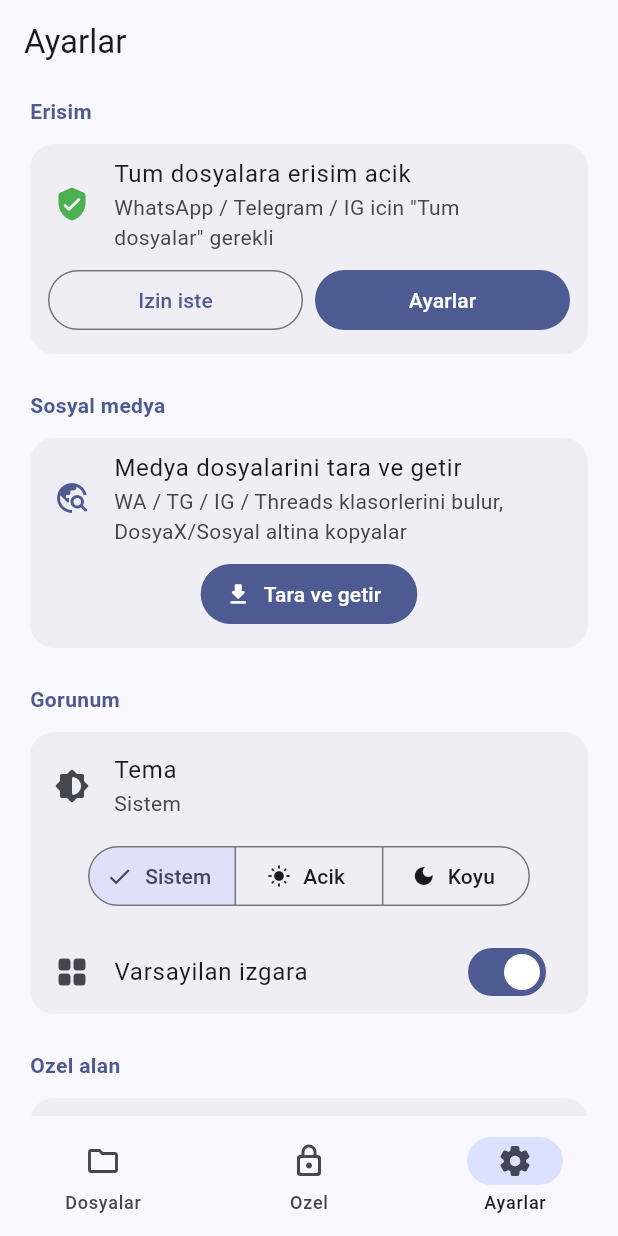
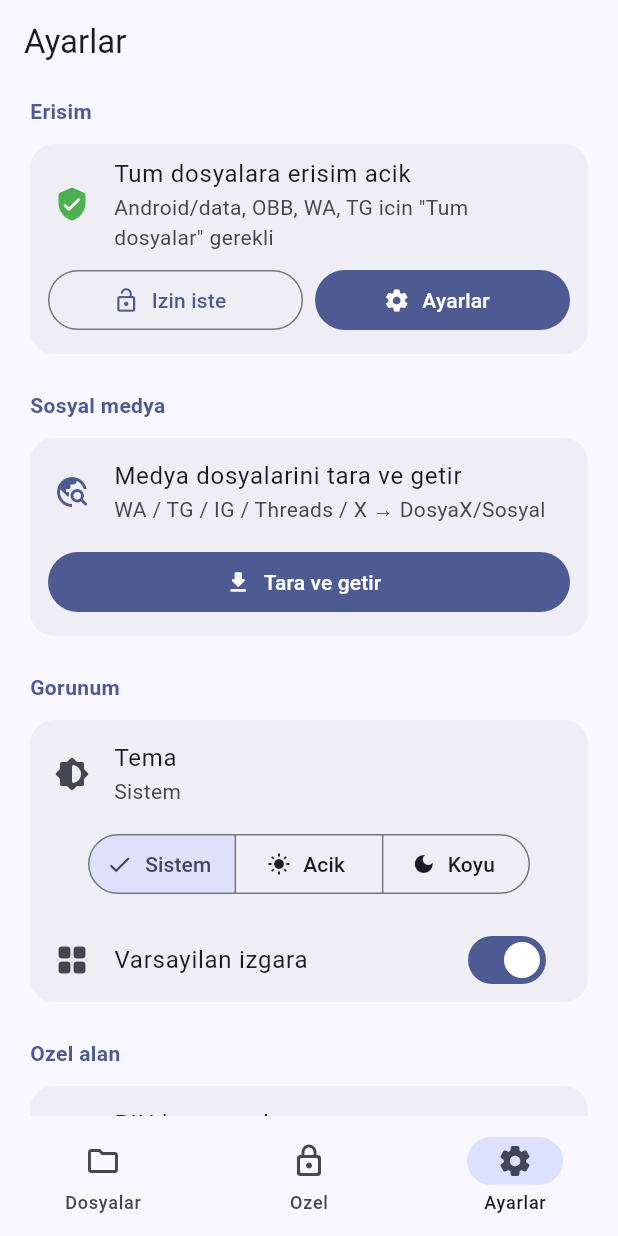
Before and after one commit to Lionapp1/DosyaX, a Flutter app: the screen it shows after launch, item 3 of the bottom bar chosen, on a phone screen of 412 x 824 dp. Run offline on Flutter 3.47's test engine with Material 3 defaults, Android fonts, the light colour scheme and no system bars; our stand-ins replace open_filex, permission_handler, share_plus, shared_preferences, video_player.

Commit message:
ui: settings about com.dosyax.app v0.6.0

```diff
--- a/lib/screens/settings_screen.dart
+++ b/lib/screens/settings_screen.dart
@@ -84,7 +84,7 @@ class _SettingsScreenState extends State<SettingsScreen> {
                             : 'Tam erisim yok',
                       ),
                       subtitle: const Text(
-                        'WhatsApp / Telegram / IG icin "Tum dosyalar" gerekli',
+                        'Android/data, OBB, WA, TG icin "Tum dosyalar" gerekli',
                       ),
                     ),
                     Padding(
@@ -92,21 +92,25 @@ class _SettingsScreenState extends State<SettingsScreen> {
                       child: Row(
                         children: [
                           Expanded(
-                            child: OutlinedButton(
+                            child: OutlinedButton.icon(
                               onPressed: () async {
-                                await StorageService.instance.requestStorageAccess();
+                                await StorageService.instance
+                                    .requestStorageAccess();
                                 await _loadAccess();
                               },
-                              child: const Text('Izin iste'),
+                              icon: const Icon(Icons.lock_open, size: 18),
+                              label: const Text('Izin iste'),
                             ),
                           ),
                           const SizedBox(width: 8),
                           Expanded(
-                            child: FilledButton(
+                            child: FilledButton.icon(
                               onPressed: () async {
-                                await StorageService.instance.openFullAccessSettings();
+                                await StorageService.instance
+                                    .openFullAccessSettings();
                               },
-                              child: const Text('Ayarlar'),
+                              icon: const Icon(Icons.settings, size: 18),
+                              label: const Text('Ayarlar'),
                             ),
                           ),
                         ],
@@ -126,24 +130,31 @@ class _SettingsScreenState extends State<SettingsScreen> {
                 child: Column(
                   children: [
                     ListTile(
-                      leading: Icon(Icons.travel_explore_rounded, color: cs.primary),
+                      leading:
+                          Icon(Icons.travel_explore_rounded, color: cs.primary),
                       title: const Text('Medya dosyalarini tara ve getir'),
                       subtitle: const Text(
-                        'WA / TG / IG / Threads klasorlerini bulur, DosyaX/Sosyal altina kopyalar',
+                        'WA / TG / IG / Threads / X → DosyaX/Sosyal',
                       ),
                     ),
                     Padding(
                       padding: const EdgeInsets.fromLTRB(12, 0, 12, 12),
+                      child: SizedBox(
+                        width: double.infinity,
                         child: FilledButton.icon(
                           onPressed: _scanning ? null : _scanSocial,
                           icon: _scanning
                               ? const SizedBox(
                                   width: 18,
                                   height: 18,
-                                child: CircularProgressIndicator(strokeWidth: 2),
+                                  child:
+                                      CircularProgressIndicator(strokeWidth: 2),
                                 )
                               : const Icon(Icons.download_rounded),
-                        label: Text(_scanning ? 'Taraniyor...' : 'Tara ve getir'),
+                          label: Text(
+                            _scanning ? 'Taraniyor...' : 'Tara ve getir',
+                          ),
+                        ),
                       ),
                     ),
                   ],
@@ -212,6 +223,7 @@ class _SettingsScreenState extends State<SettingsScreen> {
                   title: Text(
                     settings.hasPrivatePin ? 'PIN ayarli' : 'PIN henuz yok',
                   ),
+                  subtitle: const Text('Ozel sekmesinden yonetilir'),
                   trailing: settings.hasPrivatePin
                       ? TextButton(
                           onPressed: () async {
@@ -250,8 +262,9 @@ class _SettingsScreenState extends State<SettingsScreen> {
                   leading: Icon(Icons.info_outline_rounded),
                   title: Text('DosyaX'),
                   subtitle: Text(
-                    'v0.5.2 (52)\n'
-                    'Paket: com.lionapp1.dosyax',
+                    'v0.6.0 (60)\n'
+                    'Paket: com.dosyax.app\n'
+                    'Onceki paketle cakisma olmaz — yeni kurulum',
                   ),
                   isThreeLine: true,
                 ),
```
Lines whose indentation alone changed are shown as unchanged.
